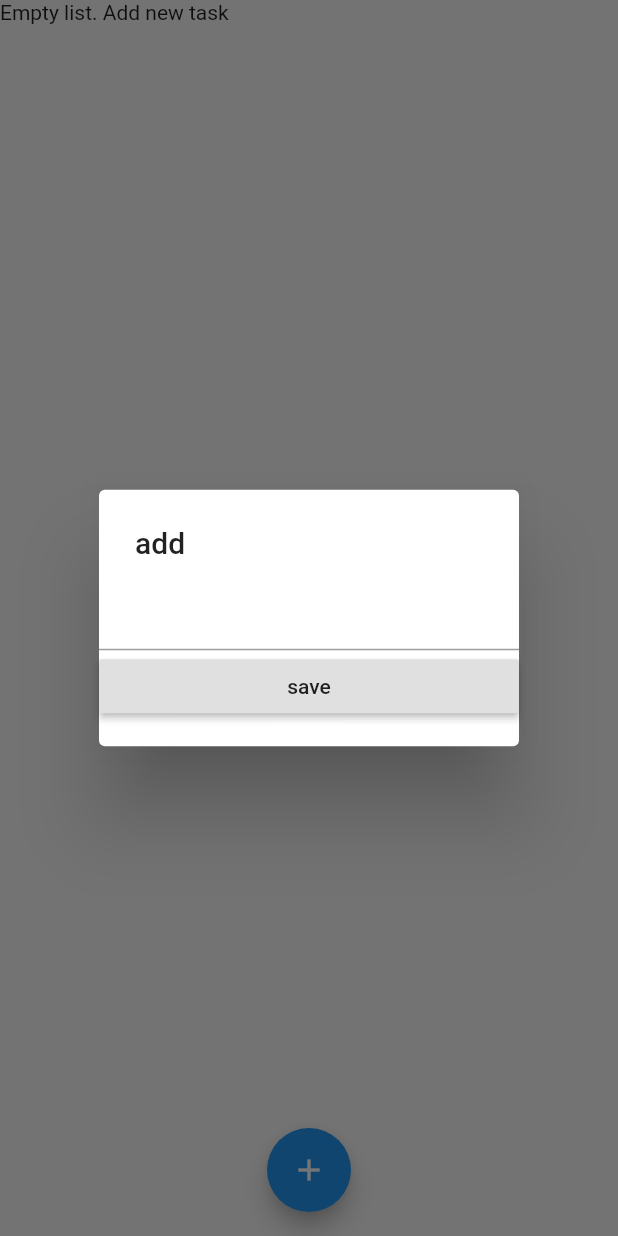
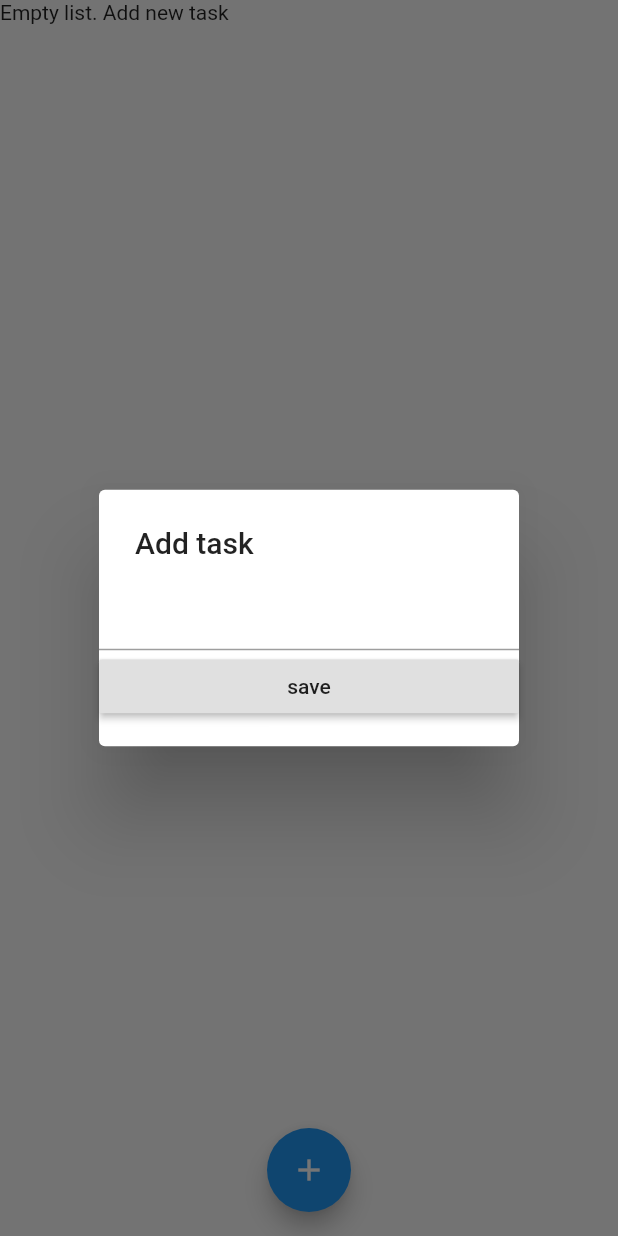
Before and after one commit to paulosilva159/clean_flutter_app, a Flutter app: the screen it shows after launch, after a tap on the "add" icon, on a phone screen of 412 x 824 dp. Run offline on Flutter 3.47's test engine with Material 2 defaults, Android fonts, the phone set to English and light mode, and no system bars; our stand-ins replace hive, logger, rxdart; missing offline and left inert: enum_to_string; accounts and stored records are empty; generated files the repository leaves out were written again.

Commit message:
adding translation to snack bar messages

```diff
--- a/lib/l10n/intl_en_US.arb
+++ b/lib/l10n/intl_en_US.arb
@@ -3,5 +3,12 @@
   "tryAgainButtonLabel": "Try Again",
   "emptyListIndicatorMessage": "Empty list. Add new task",
   "errorIndicatorMessage": "Error",
-  "addTaskDialogTitle": "Add task"
+  "addTaskDialogTitle": "Add task",
+  "updateTaskDialogTitle": "Update task",
+  "addTaskSuccessSnackBarMessage": "Successfully added task",
+  "updateTaskSuccessSnackBarMessage": "Successfully updated task",
+  "removeTaskSuccessSnackBarMessage": "Successfully removed task",
+  "genericFailTaskSnackBarMessage": "Something went wrong",
+  "updateTaskFailSnackBarMessage": "Failed to update task",
+  "removeTaskFailSnackBarMessage": "Failed to remove task"
 }
--- a/lib/presentation/task_screen/task_screen.dart
+++ b/lib/presentation/task_screen/task_screen.dart
@@ -1,3 +1,4 @@
+import 'package:clean_flutter_app/generated/l10n.dart';
 import 'package:provider/provider.dart';
 import 'package:flutter/material.dart';
 
@@ -37,7 +38,7 @@ class TaskScreen extends StatelessWidget {
                     onPressed: () {
                       showUpsertTaskFormDialog(
                         context,
-                        formDialogTitle: 'add',
+                        formDialogTitle: S.of(context).addTaskDialogTitle,
                         onUpsertTask: bloc.onAddTaskItem.add,
                       );
                     },
--- a/lib/presentation/task_screen/task_screen_model.dart
+++ b/lib/presentation/task_screen/task_screen_model.dart
@@ -1,3 +1,5 @@
+import 'package:meta/meta.dart';
+
 abstract class TaskScreenState {}
 
 class WaitingData implements TaskScreenState {}
@@ -5,15 +7,21 @@ class WaitingData implements TaskScreenState {}
 class DataLoaded implements TaskScreenState {}
 
 abstract class TaskScreenAction {
-  String get message;
+  TaskScreenAction({@required this.message}) : assert(message != null);
+
+  final String message;
 }
 
-class AddTaskAction implements TaskScreenAction {
-  @override
-  String get message => 'Tarefa adicionada com sucesso';
+class AddTaskAction extends TaskScreenAction {
+  AddTaskAction({
+    @required String message,
+  })  : assert(message != null),
+        super(message: message);
 }
 
-class FailAction implements TaskScreenAction {
-  @override
-  String get message => 'Falha ao adicionar tarefa';
+class FailAction extends TaskScreenAction {
+  FailAction({
+    @required String message,
+  })  : assert(message != null),
+        super(message: message);
 }
--- a/lib/presentation/task_screen/vertical_task_list_view/vertical_task_list_view_model.dart
+++ b/lib/presentation/task_screen/vertical_task_list_view/vertical_task_list_view_model.dart
@@ -29,28 +29,28 @@ class Listing extends Success {
 }
 
 abstract class VerticalTaskListAction {
-  String get message;
+  VerticalTaskListAction({@required this.message}) : assert(message != null);
+
+  final String message;
 }
 
-class UpdateTaskAction implements VerticalTaskListAction {
-  @override
-  String get message => 'Tarefa atualizada com sucesso';
+class UpdateTaskAction extends VerticalTaskListAction {
+  UpdateTaskAction({
+    @required String message,
+  })  : assert(message != null),
+        super(message: message);
 }
 
-class RemoveTaskAction implements VerticalTaskListAction {
-  @override
-  String get message => 'Tarefa removida com sucesso';
+class RemoveTaskAction extends VerticalTaskListAction {
+  RemoveTaskAction({
+    @required String message,
+  })  : assert(message != null),
+        super(message: message);
 }
 
-class FailAction implements VerticalTaskListAction {
+class FailAction extends VerticalTaskListAction {
   FailAction({
-    @required this.action,
-  }) : assert(action != null);
-
-  final VerticalTaskListAction action;
-
-  @override
-  String get message => action is UpdateTaskAction
-      ? 'Falha ao atualizar tarefa'
-      : 'Falha ao remover tarefa';
+    @required String message,
+  })  : assert(message != null),
+        super(message: message);
 }
```
Also changed, not shown: lib/l10n/intl_pt_BR.arb (+8 -1 lines), lib/presentation/task_screen/task_screen_bloc.dart (+7 -2 lines), lib/presentation/task_screen/vertical_task_list_view/vertical_task_list_view_bloc.dart (+17 -4 lines), lib/generated/intl/messages_en_US.dart, lib/generated/intl/messages_pt_BR.dart, lib/generated/l10n.dart.
